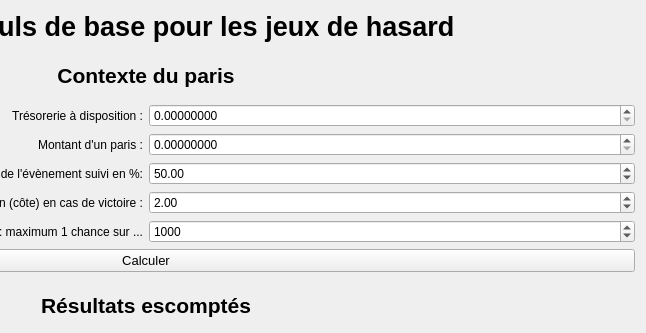
Marmoth85/LiveBetManager, file ui_files/ui_bitsler.ui: the form before one commit; both pictures show x 354 to 1000 and y 0 to 333 of the 1000 by 750 pixel window.
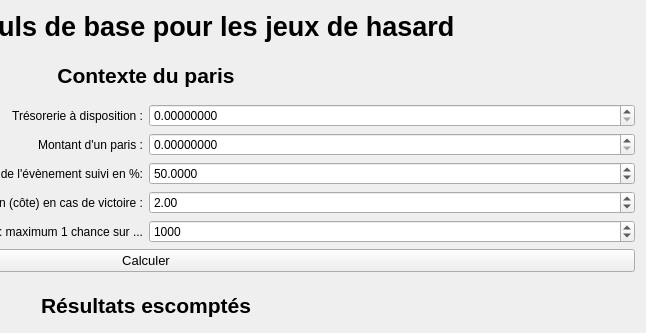
The form after the commit.

Commit message: Fixed bugs on dice games

Diff of the .ui file:
```diff
--- a/ui_files/ui_bitsler.ui
+++ b/ui_files/ui_bitsler.ui
@@ -212,6 +212,9 @@
    </item>
    <item row="6" column="1">
     <widget class="QDoubleSpinBox" name="doubleSpinBox_Proba">
+     <property name="decimals">
+      <number>4</number>
+     </property>
      <property name="minimum">
       <double>0.000000000000000</double>
      </property>
```
Left out of the diff: 2 changed lines with no effect on the pictures. The commit also changes 1 other file.
